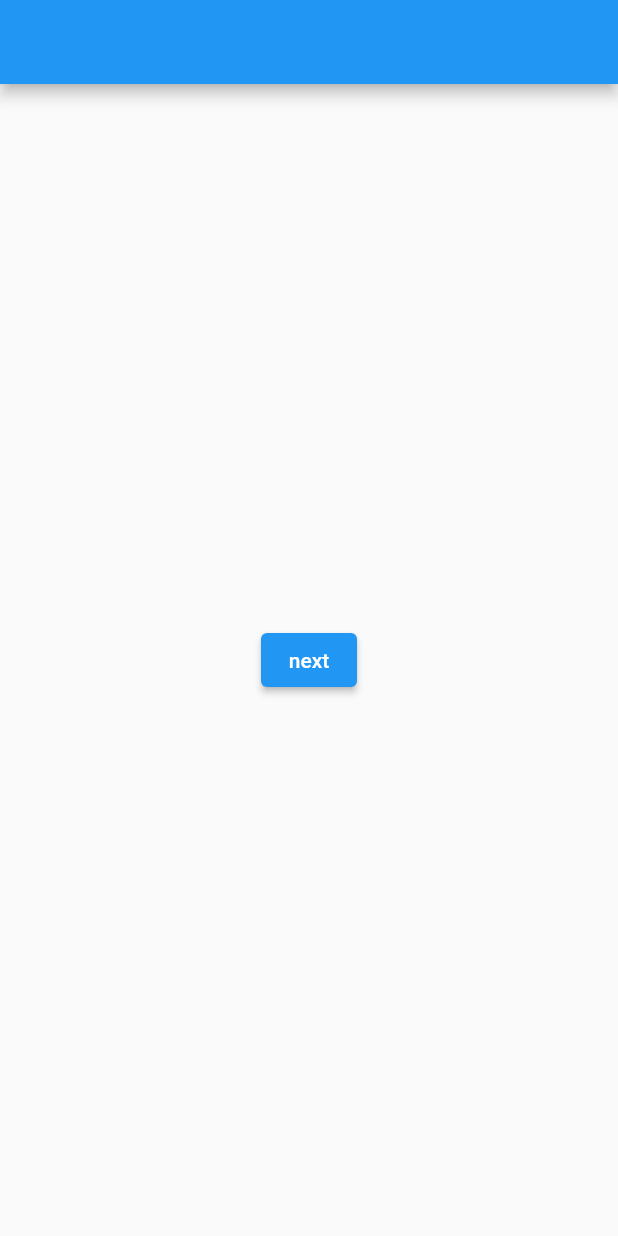
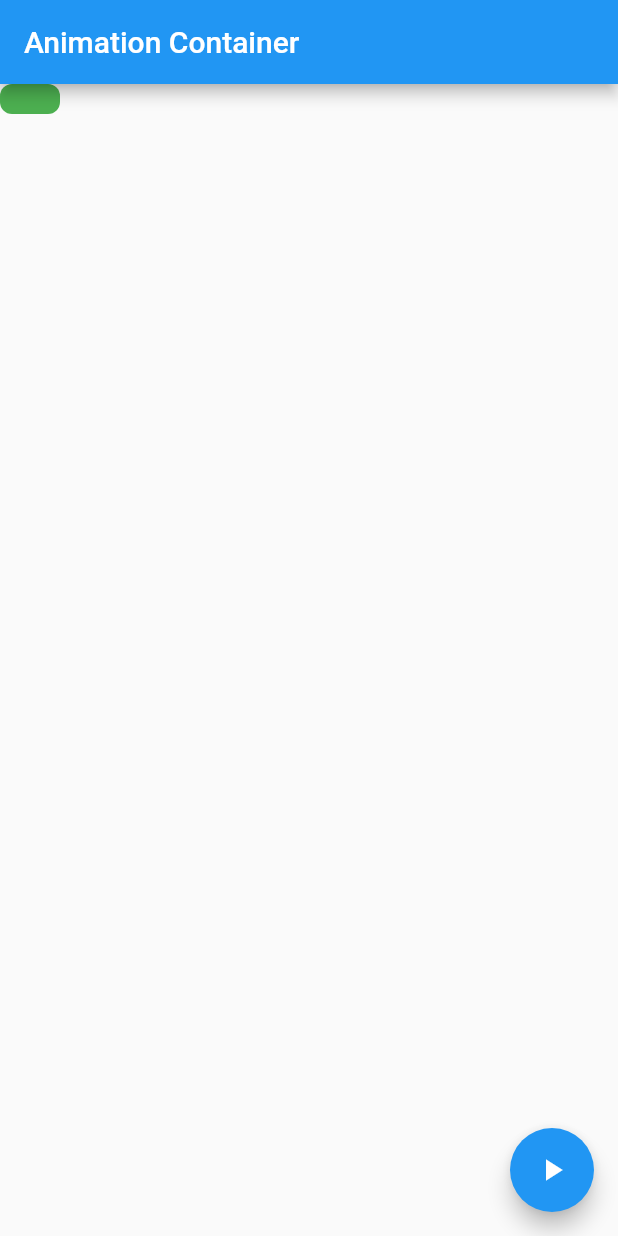
Before and after one commit to hailoan/Flutter-Sample, a Flutter app: the screen it shows after launch, on a phone screen of 412 x 824 dp. Run offline on Flutter 3.47's test engine with Material 2 defaults, Android fonts, the light colour scheme and no system bars.

Commit message:
add animation container, widget

```diff
--- /dev/null
+++ b/lib/AnimateContainer.dart
@@ -0,0 +1,40 @@
+import 'dart:math';
+
+import 'package:flutter/material.dart';
+import 'package:flutter/widgets.dart';
+
+class AnimateContainerDemo extends StatefulWidget {
+  @override
+  State<AnimateContainerDemo> createState() => _AnimateContainerDemoState();
+}
+
+class _AnimateContainerDemoState extends State<AnimateContainerDemo> {
+  var _width = 40.0;
+  var _height = 20.0;
+  @override
+  Widget build(BuildContext context) {
+    return Scaffold(
+      appBar: AppBar(title: const Text('Animation Container')),
+      body: AnimatedContainer(
+        duration: const Duration(milliseconds: 1200),
+        width: _width,
+        height: _height,
+        decoration: const BoxDecoration(
+            color: Colors.green,
+            shape: BoxShape.rectangle,
+            borderRadius: BorderRadius.all(Radius.circular(8))),
+        curve: Curves.bounceOut,
+      ),
+      floatingActionButton: FloatingActionButton(
+        onPressed: () {
+          setState(() {
+            var random = Random();
+            _width = random.nextInt(300).toDouble();
+            _height = random.nextInt(300).toDouble();
+          });
+        },
+        child: const Icon(Icons.play_arrow),
+      ),
+    );
+  }
+}
--- a/lib/main.dart
+++ b/lib/main.dart
@@ -1,6 +1,8 @@
 import 'package:flutter/material.dart';
 
+import 'AnimateContainer.dart';
 import 'PageRouter.dart';
+import 'PhysicsCardDrag.dart';
 
 void main() {
   runApp(const MainApp());
@@ -11,8 +13,8 @@ class MainApp extends StatelessWidget {
 
   @override
   Widget build(BuildContext context) {
-    return const MaterialApp(
-      home: Page1(),
+    return MaterialApp(
+      home: AnimateContainerDemo(),
     );
   }
 }
```
Also changed, not shown: lib/PageRouter.dart (+21 -2 lines), lib/PhysicsCardDrag.dart (added, +93 -0 lines), lib/WidgetAnimation.dart (added, +9 -0 lines).
